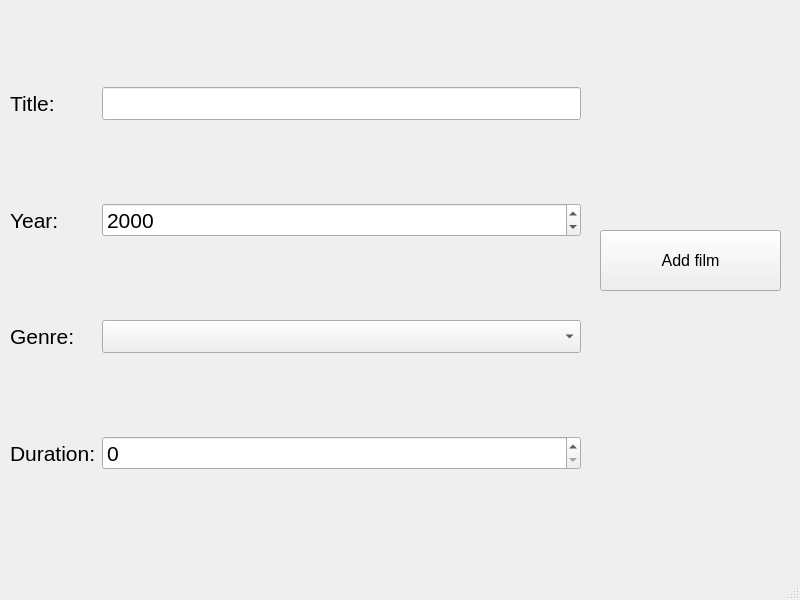
Old version of the form addFilmToDB.ui in the repository MinusOne-1/Filmoteka.
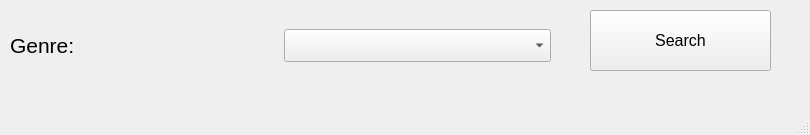
New version of the form.

Commit message:
Изменение формы
в форме побочного класса остались только кнопка "найти", выпадающее меню жанров и надпись.

Patch:
```diff
--- a/addFilmToDB.ui
+++ b/addFilmToDB.ui
@@ -6,8 +6,8 @@
    <rect>
     <x>0</x>
     <y>0</y>
-    <width>800</width>
-    <height>600</height>
+    <width>810</width>
+    <height>135</height>
    </rect>
   </property>
   <property name="windowTitle">
@@ -19,24 +19,12 @@
      <rect>
       <x>10</x>
       <y>10</y>
-      <width>571</width>
-      <height>541</height>
+      <width>541</width>
+      <height>71</height>
      </rect>
     </property>
     <layout class="QGridLayout" name="gridLayout">
      <item row="0" column="0">
-      <widget class="QLabel" name="label">
-       <property name="font">
-        <font>
-         <pointsize>16</pointsize>
-        </font>
-       </property>
-       <property name="text">
-        <string>Title:</string>
-       </property>
-      </widget>
-     </item>
-     <item row="2" column="0">
       <widget class="QLabel" name="label_2">
        <property name="font">
         <font>
@@ -48,58 +36,7 @@
        </property>
       </widget>
      </item>
-     <item row="3" column="0">
-      <widget class="QLabel" name="label_4">
-       <property name="font">
-        <font>
-         <pointsize>16</pointsize>
-        </font>
-       </property>
-       <property name="text">
-        <string>Duration:</string>
-       </property>
-      </widget>
-     </item>
      <item row="0" column="1">
-      <widget class="QLineEdit" name="lineEdit">
-       <property name="font">
-        <font>
-         <pointsize>16</pointsize>
-        </font>
-       </property>
-      </widget>
-     </item>
-     <item row="1" column="0">
-      <widget class="QLabel" name="label_3">
-       <property name="font">
-        <font>
-         <pointsize>16</pointsize>
-        </font>
-       </property>
-       <property name="text">
-        <string>Year:</string>
-       </property>
-      </widget>
-     </item>
-     <item row="1" column="1">
-      <widget class="QSpinBox" name="spinBox">
-       <property name="font">
-        <font>
-         <pointsize>16</pointsize>
-        </font>
-       </property>
-       <property name="minimum">
-        <number>1896</number>
-       </property>
-       <property name="maximum">
-        <number>2050</number>
-       </property>
-       <property name="value">
-        <number>2000</number>
-       </property>
-      </widget>
-     </item>
-     <item row="2" column="1">
       <widget class="QComboBox" name="comboBox">
        <property name="font">
         <font>
@@ -108,25 +45,13 @@
        </property>
       </widget>
      </item>
-     <item row="3" column="1">
-      <widget class="QSpinBox" name="spinBox_2">
-       <property name="font">
-        <font>
-         <pointsize>16</pointsize>
-        </font>
-       </property>
-       <property name="maximum">
-        <number>600</number>
-       </property>
-      </widget>
-     </item>
     </layout>
    </widget>
    <widget class="QPushButton" name="pushButton">
     <property name="geometry">
      <rect>
-      <x>600</x>
-      <y>230</y>
+      <x>590</x>
+      <y>10</y>
       <width>181</width>
       <height>61</height>
      </rect>
@@ -137,7 +62,7 @@
      </font>
     </property>
     <property name="text">
-     <string>Add film</string>
+     <string>Search</string>
     </property>
    </widget>
   </widget>
```
Left out of the diff: 2 changed lines with no effect on the pictures.
